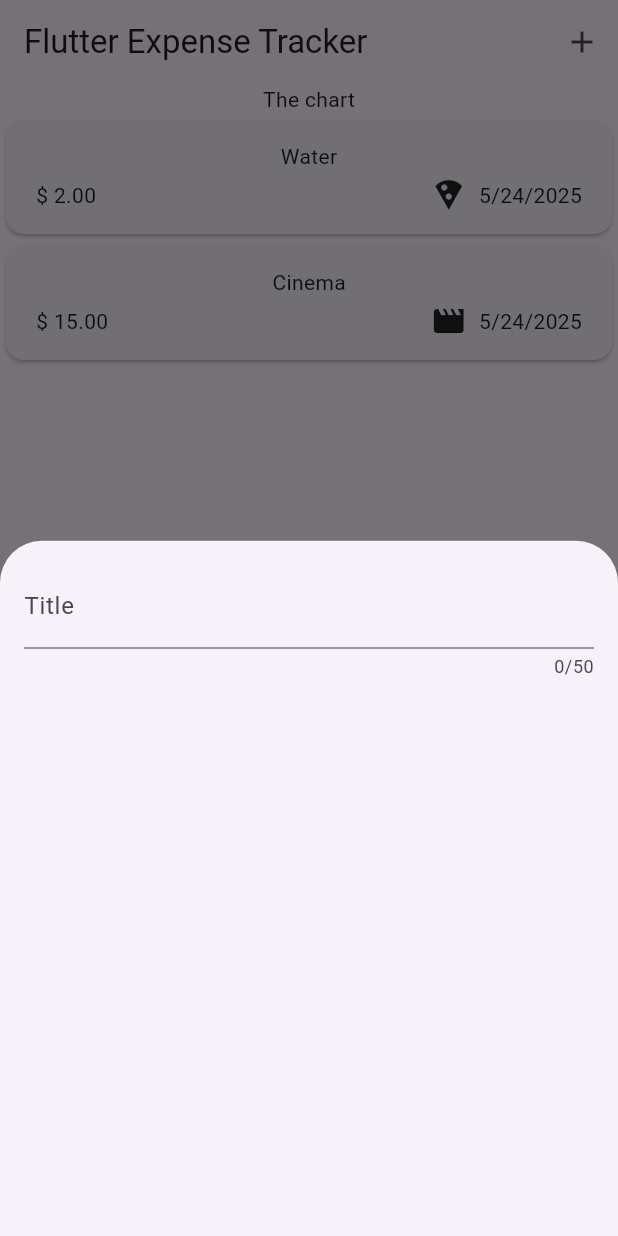
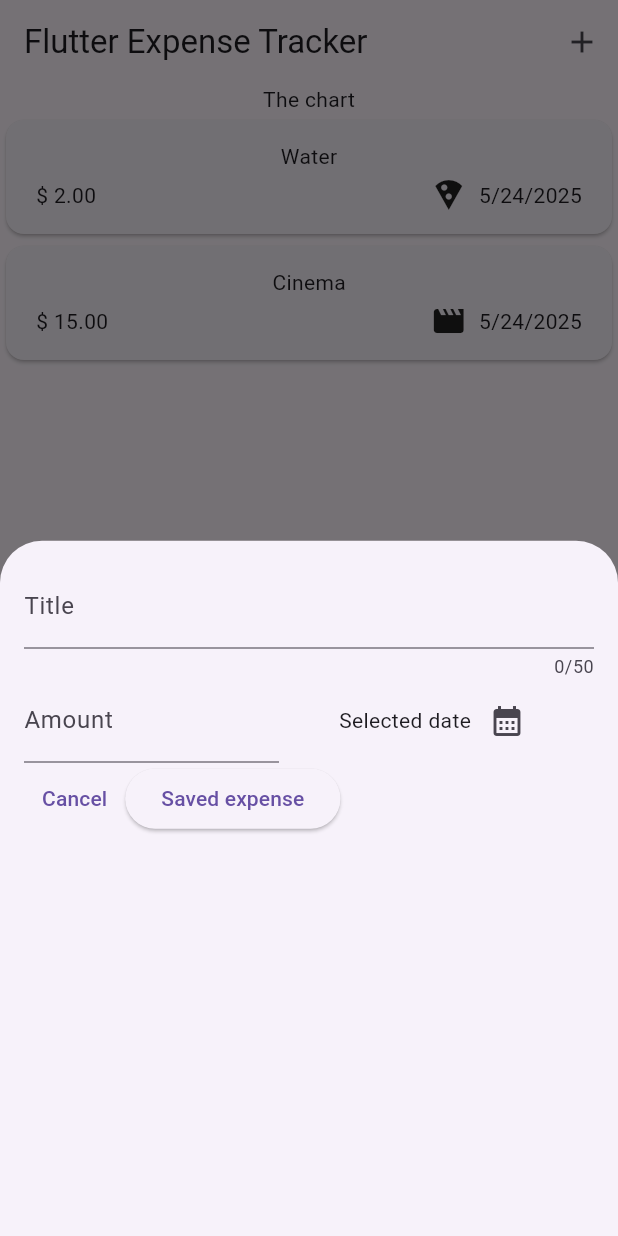
Before and after one commit to dramhex/expense_tracker, a Flutter app: the screen it shows after launch, after a tap on the "add" icon, on a phone screen of 412 x 824 dp. Run offline on Flutter 3.47's test engine with Material 3 defaults, Android fonts, the phone set to English and light mode, and no system bars; missing offline and left inert: dart:ffi.

Commit message:
Implement NewExpense widget with title and amount input fields

```diff
--- a/lib/widgets/new_expense.dart
+++ b/lib/widgets/new_expense.dart
@@ -1,3 +1,5 @@
+import 'dart:ffi';
+
 import 'package:flutter/material.dart';
 
 class NewExpense extends StatefulWidget {
@@ -10,17 +12,70 @@ class NewExpense extends StatefulWidget {
 }
 
 class _NewExpenseState extends State<NewExpense> {
+  final _titleController = TextEditingController();
+  final _amountController = TextEditingController();
+
   @override
+  void dispose() {
+    _titleController.dispose();
+    _amountController.dispose();
+    super.dispose();
+  }
+
   Widget build(BuildContext context) {
     return Padding(
       padding: const EdgeInsets.all(16),
       child: Column(
         children: [
           TextField(
+            controller: _titleController,
             maxLength: 50,
-            decoration: InputDecoration(
-              label: Text('Title')
-            ),
+            decoration: InputDecoration(label: Text('Title')),
+          ),
+          Row(
+            children: [
+              Expanded(
+                child: TextField(
+                  controller: _amountController,
+                  keyboardType: TextInputType.number,
+                  decoration: InputDecoration(
+                    label: Text('Amount'),
+                    prefixText: '\$ ',
+                  ),
+                ),
+              ),
+              const SizedBox(width: 40,),
+              Expanded(
+                child: Row(
+                  children: [
+                    Text('Selected date'),
+                    IconButton(
+                      onPressed: () {},
+                      icon: const Icon(
+                        Icons.calendar_month
+                      )
+                    )
+                  ],
+                ),
+              )
+            ],
+          ),
+          Row(
+            children: [
+              TextButton(
+                onPressed: () {
+                  Navigator.pop(context);
+                },
+                child: Text('Cancel'),
+              ),
+              ElevatedButton(
+                onPressed: () {
+                  print(_titleController.text);
+                  print(_amountController.text);
+                },
+                child: Text('Saved expense'),
+              ),
+            ],
           ),
         ],
       ),
```
